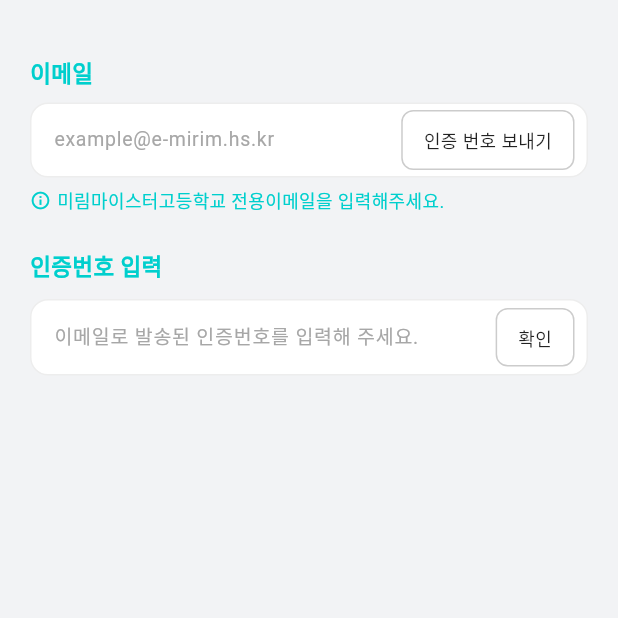
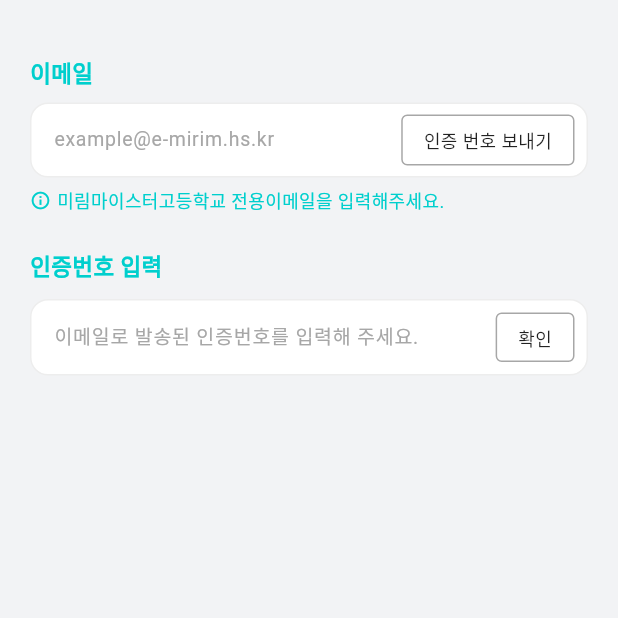
Before and after one commit to mirmi-team/mirmi-app, a Flutter app: the SignupScreen screen opened by its route, on a phone screen of 412 x 824 dp, the part 193-811 px from its top. Run offline on Flutter 3.47's test engine with Material 3 defaults, Android fonts, the phone set to English and light mode, and no system bars; our stand-ins replace go_router, shared_preferences; accounts and stored records are empty.

Commit message:
bug: 핸드폰에서 서버 실행 안되는 버그 수정

```diff
--- a/lib/core/constants/api.dart
+++ b/lib/core/constants/api.dart
@@ -1 +1,4 @@
-const String kBaseUrl = 'http://localhost:3000';
+const String kBaseUrl = String.fromEnvironment(
+  'BASE_URL',
+  defaultValue: 'https://feeble-valium-cataract.ngrok-free.dev',
+);
--- a/lib/features/auth/signup_screen.dart
+++ b/lib/features/auth/signup_screen.dart
@@ -700,12 +700,12 @@ class _SignupScreenState extends State<SignupScreen> {
             onTap: buttonDisabled ? null : onButtonTap,
             child: Container(
               margin: const EdgeInsets.only(right: 8),
-              padding: const EdgeInsets.symmetric(horizontal: 14, vertical: 10),
+              padding: const EdgeInsets.symmetric(horizontal: 14, vertical: 7),
               decoration: BoxDecoration(
                 color: Colors.white,
-                borderRadius: BorderRadius.circular(8),
+                borderRadius: BorderRadius.circular(4),
                 border: Border.all(
-                  color: buttonDisabled ? const Color(0xFFDDDDDD) : const Color(0xFFCCCCCC),
+                  color: buttonDisabled ? const Color(0xFFDDDDDD) : const Color(0xFFA7A7A7),
                 ),
               ),
               child: Text(
```
Also changed, not shown: 2 other files.
